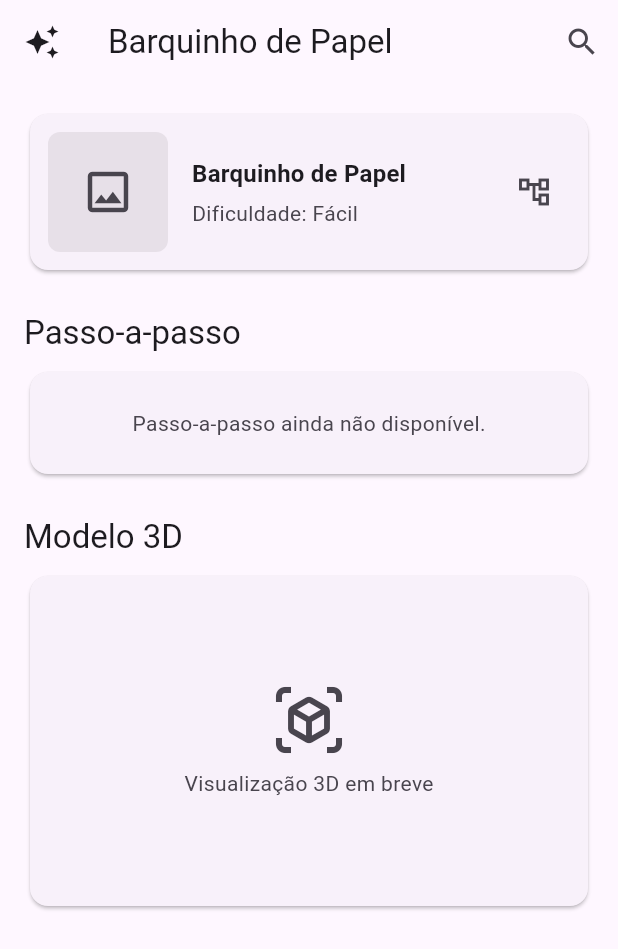
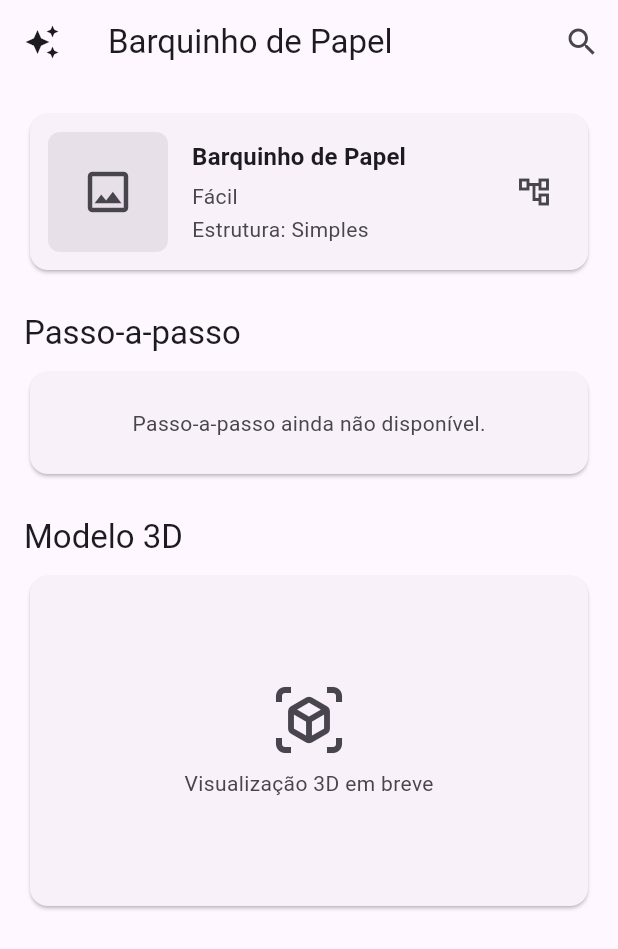
Before and after one commit to o-dio/app-dobraduras, a Flutter app: the screen it shows after launch, after a tap on "Barquinho de Papel", on a phone screen of 412 x 824 dp. Shown: the top 949 px of the screen. Run offline on Flutter 3.47's test engine with Material 3 defaults, Android fonts, the phone set to English and light mode, and no system bars; our stand-ins replace video_player; network calls fail.

Commit message:
feat: adiciona popup de algoritmo e enums de dificuldade, estrutura e instrucoes

```diff
--- a/lib/models/dobradura.dart
+++ b/lib/models/dobradura.dart
@@ -1,3 +1,55 @@
+/// Nível de dificuldade de uma dobradura.
+enum DificuldadeDobradura {
+  facil('Fácil'),
+  intermediario('Intermediário'),
+  dificil('Difícil');
+
+  const DificuldadeDobradura(this.label);
+  final String label;
+
+  static DificuldadeDobradura fromString(String? valor) {
+    final normalizado = valor?.trim().toLowerCase();
+    for (final item in values) {
+      if (item.name.toLowerCase() == normalizado ||
+          item.label.toLowerCase() == normalizado) {
+        return item;
+      }
+    }
+    return DificuldadeDobradura.facil;
+  }
+}
+
+/// Classificação estrutural de uma dobradura.
+enum EstruturaDobradura {
+  simples('Simples'),
+  modular('Modular');
+
+  const EstruturaDobradura(this.label);
+  final String label;
+
+  static EstruturaDobradura fromString(String? valor) {
+    final normalizado = valor?.trim().toLowerCase();
+    for (final item in values) {
+      if (item.name.toLowerCase() == normalizado ||
+          item.label.toLowerCase() == normalizado) {
+        return item;
+      }
+    }
+    return EstruturaDobradura.simples;
+  }
+}
+
+/// Tipos de instruções disponíveis para auxiliar na montagem (usado nos filtros de busca).
+enum TipoInstrucao {
+  algoritmo('Algoritmo'),
+  imagens('Imagens'),
+  video('Vídeo'),
+  modelo3d('Modelo 3D');
+
+  const TipoInstrucao(this.label);
+  final String label;
+}
+
 /// Representa uma dobradura no domínio do aplicativo.
 class Dobradura {
   const Dobradura({
@@ -5,20 +57,36 @@ class Dobradura {
     required this.nome,
     required this.tipo,
     required this.dificuldade,
+    required this.estrutura,
     this.imagemUrl,
     this.imagensPasso = const [],
     this.videoPassoUrl,
+    this.algoritmo,
+    this.modelo3dUrl,
   });
 
   final String id;
   final String nome;
   final String tipo;
-  final String dificuldade;
+  final DificuldadeDobradura dificuldade;
+  final EstruturaDobradura estrutura;
   final String? imagemUrl;
   final List<String> imagensPasso;
   final String? videoPassoUrl;
+  final String? algoritmo;
+  final String? modelo3dUrl;
 
   bool get temVideo => videoPassoUrl != null && videoPassoUrl!.isNotEmpty;
+  bool get temAlgoritmo => algoritmo != null && algoritmo!.trim().isNotEmpty;
+  bool get temModelo3d => modelo3dUrl != null && modelo3dUrl!.isNotEmpty;
+
+  /// Lista derivada das instruções disponíveis (fonte única da verdade para filtros de busca).
+  List<TipoInstrucao> get instrucoesDisponiveis => [
+        if (temAlgoritmo) TipoInstrucao.algoritmo,
+        if (imagensPasso.isNotEmpty) TipoInstrucao.imagens,
+        if (temVideo) TipoInstrucao.video,
+        if (temModelo3d) TipoInstrucao.modelo3d,
+      ];
 
   /// Constrói uma [Dobradura] a partir de um mapa (preparado para o Firestore).
   factory Dobradura.fromMap(Map<String, dynamic> map, {required String id}) {
@@ -26,13 +94,16 @@ class Dobradura {
       id: id,
       nome: map['nome'] as String? ?? '',
       tipo: map['tipo'] as String? ?? 'Outros',
-      dificuldade: map['dificuldade'] as String? ?? 'Não informada',
+      dificuldade: DificuldadeDobradura.fromString(map['dificuldade'] as String?),
+      estrutura: EstruturaDobradura.fromString(map['estrutura'] as String?),
       imagemUrl: map['imagemUrl'] as String?,
       imagensPasso: (map['imagensPasso'] as List<dynamic>?)
               ?.map((e) => e.toString())
               .toList() ??
           const [],
       videoPassoUrl: map['videoPassoUrl'] as String?,
+      algoritmo: map['algoritmo'] as String?,
+      modelo3dUrl: map['modelo3dUrl'] as String?,
     );
   }
 
@@ -41,10 +112,14 @@ class Dobradura {
     return {
       'nome': nome,
       'tipo': tipo,
-      'dificuldade': dificuldade,
+      'dificuldade': dificuldade.name,
+      'estrutura': estrutura.name,
       'imagemUrl': imagemUrl,
       'imagensPasso': imagensPasso,
       'videoPassoUrl': videoPassoUrl,
+      'algoritmo': algoritmo,
+      'modelo3dUrl': modelo3dUrl,
+      'instrucoesDisponiveis': instrucoesDisponiveis.map((e) => e.name).toList(),
     };
   }
 }
--- a/lib/repositories/dobradura_repository.dart
+++ b/lib/repositories/dobradura_repository.dart
@@ -10,24 +10,35 @@ class DobraduraRepository {
         id: 'tsuru',
         nome: 'Tsuru',
         tipo: 'Animais',
-        dificuldade: 'Intermediário',
+        dificuldade: DificuldadeDobradura.intermediario,
+        estrutura: EstruturaDobradura.simples,
         imagensPasso: ['mock://tsuru/passo-1', 'mock://tsuru/passo-2', 'mock://tsuru/passo-3'],
         videoPassoUrl: 'mock://tsuru/video',
+        algoritmo: '''1. Comece com um papel quadrado.
+2. Dobre ao meio nas duas diagonais e desdobre.
+3. Forme a base quadrada juntando as pontas.
+4. Dobre as abas laterais até o centro e puxe a base pássaro.
+5. Modele a cabeça, a cauda e abra as asas.''',
       ),
       // Cenário 2: somente imagens
       Dobradura(
         id: 'sapo',
         nome: 'Sapo Saltador',
         tipo: 'Animais',
-        dificuldade: 'Fácil',
+        dificuldade: DificuldadeDobradura.facil,
+        estrutura: EstruturaDobradura.simples,
         imagensPasso: ['mock://sapo/passo-1', 'mock://sapo/passo-2'],
+        algoritmo: '''1. Dobre o papel ao meio formando um retângulo.
+2. Crie as dobras diagonais no topo para formar um triângulo.
+3. Dobre as pernas traseiras em zigue-zague para dar impulso.''',
       ),
       // Cenário 3: somente vídeo (vídeo oficial de teste do Flutter)
       Dobradura(
         id: 'raposa',
         nome: 'Raposa',
         tipo: 'Animais',
-        dificuldade: 'Fácil',
+        dificuldade: DificuldadeDobradura.facil,
+        estrutura: EstruturaDobradura.simples,
         videoPassoUrl: 'https://flutter.github.io/assets-for-api-docs/assets/videos/bee.mp4',
       ),
       // Cenário 4: sem passo-a-passo cadastrado
@@ -35,17 +46,31 @@ class DobraduraRepository {
         id: 'barquinho',
         nome: 'Barquinho de Papel',
         tipo: 'Veículos',
-        dificuldade: 'Fácil',
+        dificuldade: DificuldadeDobradura.facil,
+        estrutura: EstruturaDobradura.simples,
       ),
       Dobradura(
         id: 'aviao',
         nome: 'Avião Clássico',
         tipo: 'Veículos',
-        dificuldade: 'Fácil',
+        dificuldade: DificuldadeDobradura.facil,
+        estrutura: EstruturaDobradura.simples,
         imagensPasso: ['mock://aviao/passo-1'],
       ),
-      Dobradura(id: 'flor-lotus', nome: 'Flor de Lótus', tipo: 'Flores', dificuldade: 'Difícil'),
-      Dobradura(id: 'tulipa', nome: 'Tulipa', tipo: 'Flores', dificuldade: 'Fácil'),
+      Dobradura(
+        id: 'flor-lotus',
+        nome: 'Flor de Lótus',
+        tipo: 'Flores',
+        dificuldade: DificuldadeDobradura.dificil,
+        estrutura: EstruturaDobradura.modular,
+      ),
+      Dobradura(
+        id: 'tulipa',
+        nome: 'Tulipa',
+        tipo: 'Flores',
+        dificuldade: DificuldadeDobradura.facil,
+        estrutura: EstruturaDobradura.simples,
+      ),
     ];
   }
 
--- a/lib/widgets/dobradura_info_card.dart
+++ b/lib/widgets/dobradura_info_card.dart
@@ -56,7 +56,14 @@ class DobraduraInfoCard extends StatelessWidget {
                   ),
                   const SizedBox(height: 4),
                   Text(
-                    'Dificuldade: ${dobradura.dificuldade}',
+                    dobradura.dificuldade.label,
+                    style: textTheme.bodyMedium?.copyWith(
+                      color: colorScheme.onSurfaceVariant,
+                    ),
+                  ),
+                  const SizedBox(height: 2),
+                  Text(
+                    'Estrutura: ${dobradura.estrutura.label}',
                     style: textTheme.bodyMedium?.copyWith(
                       color: colorScheme.onSurfaceVariant,
                     ),
```
Also changed, not shown: lib/screens/dobradura_screen.dart (+5 -12 lines), lib/widgets/algoritmo_dialog.dart (added, +82 -0 lines).
